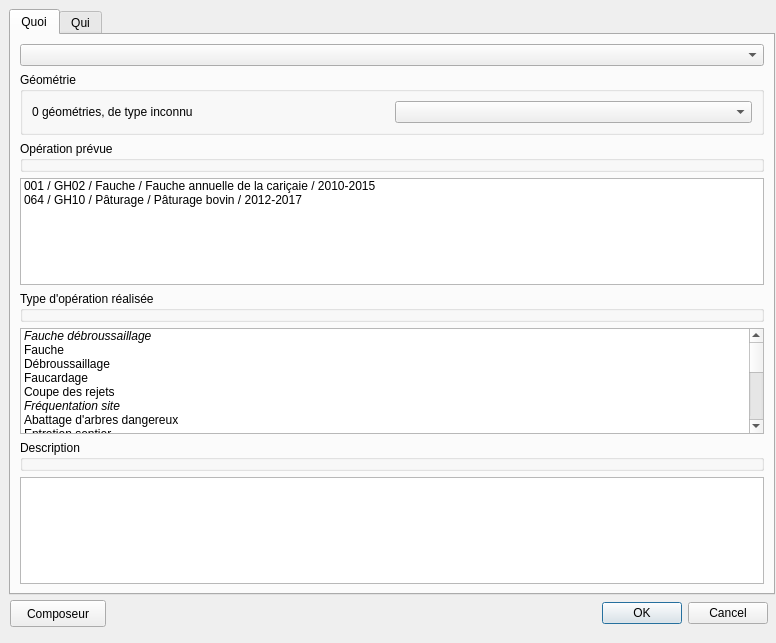
This is ui_operation.ui in VincentD/bdtravaux as Qt 5 draws it before an edit. The edited form follows.
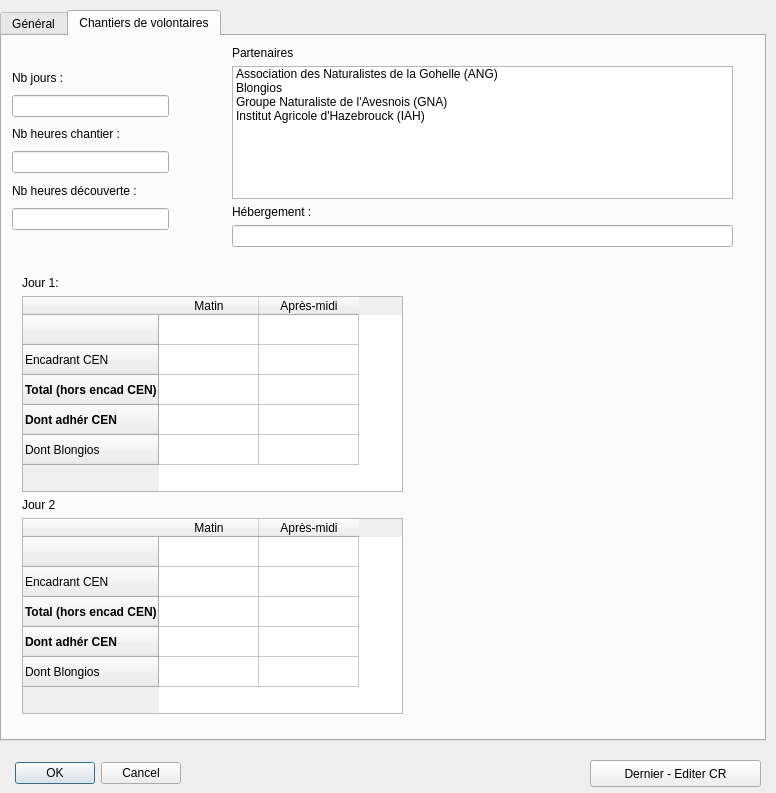
This is the edited form. The open tabs and pages were chosen to show the change.

Commit message: Etendue du canevas transférée automatiquement au composeur. Début de modification automatique des labels du composeur. Fonction sauverOpe() appelée au début de composeur() afin d'enregistrer la dernière entité avant d'ouvrir le composeur.

What changed in the file:
```diff
--- a/ui_operation.ui
+++ b/ui_operation.ui
@@ -7,19 +7,22 @@
     <x>0</x>
     <y>0</y>
     <width>776</width>
-    <height>643</height>
+    <height>793</height>
    </rect>
   </property>
   <property name="windowTitle">
    <string>Dialog</string>
   </property>
   <widget class="QTabWidget" name="tabWidget">
+   <property name="enabled">
+    <bool>true</bool>
+   </property>
    <property name="geometry">
     <rect>
-     <x>9</x>
-     <y>9</y>
+     <x>0</x>
+     <y>10</y>
      <width>766</width>
-     <height>586</height>
+     <height>731</height>
     </rect>
    </property>
    <property name="currentIndex">
@@ -27,10 +30,57 @@
    </property>
    <widget class="QWidget" name="tab_quoi">
     <attribute name="title">
-     <string>Quoi</string>
+     <string>Général</string>
     </attribute>
-    <layout class="QVBoxLayout" name="verticalLayout">
-     <item>
+    <widget class="QTextEdit" name="descriptio">
+     <property name="geometry">
+      <rect>
+       <x>10</x>
+       <y>584</y>
+       <width>744</width>
+       <height>101</height>
+      </rect>
+     </property>
+     <property name="font">
+      <font>
+       <family>Arial</family>
+       <pointsize>8</pointsize>
+       <weight>75</weight>
+       <bold>true</bold>
+      </font>
+     </property>
+     <property name="mouseTracking">
+      <bool>false</bool>
+     </property>
+     <property name="toolTip">
+      <string>description de l'opération</string>
+     </property>
+     <property name="tabStopWidth">
+      <number>255</number>
+     </property>
+    </widget>
+    <widget class="QGroupBox" name="groupBox_4">
+     <property name="geometry">
+      <rect>
+       <x>10</x>
+       <y>550</y>
+       <width>91</width>
+       <height>28</height>
+      </rect>
+     </property>
+     <property name="title">
+      <string>Description</string>
+     </property>
+    </widget>
+    <widget class="QWidget" name="layoutWidget">
+     <property name="geometry">
+      <rect>
+       <x>9</x>
+       <y>9</y>
+       <width>744</width>
+       <height>221</height>
+      </rect>
+     </property>
       <layout class="QVBoxLayout" name="verticalLayout_4">
        <item>
         <widget class="QComboBox" name="sortie"/>
@@ -38,7 +88,7 @@
        <item>
         <widget class="QGroupBox" name="groupBox">
          <property name="title">
-          <string>Géométrie</string>
+         <string>Entités sélectionnées</string>
          </property>
          <layout class="QHBoxLayout" name="horizontalLayout">
           <item>
@@ -75,14 +125,19 @@
          </item>
         </widget>
        </item>
-       <item>
-        <widget class="QGroupBox" name="groupBox_3">
-         <property name="title">
-          <string>Type d'opération réalisée</string>
-         </property>
-        </widget>
-       </item>
-       <item>
+     </layout>
+    </widget>
+    <widget class="QWidget" name="layoutWidget">
+     <property name="geometry">
+      <rect>
+       <x>10</x>
+       <y>240</y>
+       <width>741</width>
+       <height>301</height>
+      </rect>
+     </property>
+     <layout class="QGridLayout" name="gridLayout">
+      <item row="2" column="0">
         <widget class="QListWidget" name="opreal">
          <item>
           <property name="text">
@@ -244,157 +299,7 @@
          </item>
         </widget>
        </item>
-       <item>
-        <widget class="QGroupBox" name="groupBox_4">
-         <property name="title">
-          <string>Description</string>
-         </property>
-        </widget>
-       </item>
-       <item>
-        <widget class="QTextEdit" name="descriptio">
-         <property name="font">
-          <font>
-           <family>Arial</family>
-           <pointsize>8</pointsize>
-           <weight>75</weight>
-           <bold>true</bold>
-          </font>
-         </property>
-         <property name="mouseTracking">
-          <bool>false</bool>
-         </property>
-         <property name="toolTip">
-          <string>description de l'opération</string>
-         </property>
-         <property name="tabStopWidth">
-          <number>255</number>
-         </property>
-        </widget>
-       </item>
-      </layout>
-     </item>
-    </layout>
-   </widget>
-   <widget class="QWidget" name="tab_qui">
-    <attribute name="title">
-     <string>Qui</string>
-    </attribute>
-    <widget class="QLabel" name="chlbl_heurchant">
-     <property name="geometry">
-      <rect>
-       <x>300</x>
-       <y>230</y>
-       <width>151</width>
-       <height>17</height>
-      </rect>
-     </property>
-     <property name="text">
-      <string>Nb heures chantier :</string>
-     </property>
-    </widget>
-    <widget class="QLabel" name="chlbl_heurdecouv">
-     <property name="geometry">
-      <rect>
-       <x>300</x>
-       <y>290</y>
-       <width>161</width>
-       <height>17</height>
-      </rect>
-     </property>
-     <property name="text">
-      <string>Nb heures découverte :</string>
-     </property>
-    </widget>
-    <widget class="QLabel" name="chlbl_chantier">
-     <property name="geometry">
-      <rect>
-       <x>300</x>
-       <y>20</y>
-       <width>171</width>
-       <height>17</height>
-      </rect>
-     </property>
-     <property name="text">
-      <string>Chantier de volontaires</string>
-     </property>
-    </widget>
-    <widget class="QLabel" name="chlbl_partenaire">
-     <property name="geometry">
-      <rect>
-       <x>300</x>
-       <y>50</y>
-       <width>81</width>
-       <height>17</height>
-      </rect>
-     </property>
-     <property name="text">
-      <string>Partenaire</string>
-     </property>
-    </widget>
-    <widget class="QLineEdit" name="ch_nb_heur_ch">
-     <property name="geometry">
-      <rect>
-       <x>300</x>
-       <y>250</y>
-       <width>113</width>
-       <height>27</height>
-      </rect>
-     </property>
-    </widget>
-    <widget class="QComboBox" name="ch_partenaire">
-     <property name="geometry">
-      <rect>
-       <x>300</x>
-       <y>80</y>
-       <width>381</width>
-       <height>41</height>
-      </rect>
-     </property>
-     <item>
-      <property name="text">
-       <string>Association des Naturalistes de la Gohelle (ANG)</string>
-      </property>
-     </item>
-     <item>
-      <property name="text">
-       <string>Blongios</string>
-      </property>
-     </item>
-     <item>
-      <property name="text">
-       <string>Institut Agricole d'Hazebrouck (IAH)</string>
-      </property>
-     </item>
-     <item>
-      <property name="text">
-       <string>Groupe Naturaliste de l'Avesnois (GNA)</string>
-      </property>
-     </item>
-    </widget>
-    <widget class="QLabel" name="chlbl_nbjours">
-     <property name="geometry">
-      <rect>
-       <x>300</x>
-       <y>160</y>
-       <width>66</width>
-       <height>17</height>
-      </rect>
-     </property>
-     <property name="text">
-      <string>Nb jours :</string>
-     </property>
-    </widget>
-    <widget class="QLineEdit" name="ch_nb_jours">
-     <property name="geometry">
-      <rect>
-       <x>300</x>
-       <y>190</y>
-       <width>113</width>
-       <height>27</height>
-      </rect>
-     </property>
-    </widget>
+      <item row="2" column="1">
     <widget class="QListWidget" name="prestataire">
      <property name="geometry">
       <rect>
@@ -484,24 +389,274 @@
       </property>
      </item>
     </widget>
-    <widget class="QLineEdit" name="ch_nb_heur_dec">
+      </item>
+      <item row="0" column="0">
+       <widget class="QGroupBox" name="groupBox_3">
+        <property name="title">
+         <string>Type d'opération réalisée</string>
+        </property>
+       </widget>
+      </item>
+      <item row="0" column="1">
+       <widget class="QGroupBox" name="groupBox_5">
+        <property name="title">
+         <string>Opérateur</string>
+        </property>
+       </widget>
+      </item>
+     </layout>
+    </widget>
+   </widget>
+   <widget class="QWidget" name="tab_chantvol">
+    <attribute name="title">
+     <string>Chantiers de volontaires</string>
+    </attribute>
+    <widget class="QWidget" name="layoutWidget">
      <property name="geometry">
       <rect>
-       <x>300</x>
-       <y>310</y>
-       <width>113</width>
-       <height>27</height>
+       <x>10</x>
+       <y>30</y>
+       <width>157</width>
+       <height>164</height>
       </rect>
      </property>
+     <layout class="QVBoxLayout" name="verticalLayout">
+      <item>
+       <widget class="QLabel" name="chlbl_nbjours">
+        <property name="text">
+         <string>Nb jours :</string>
+        </property>
+       </widget>
+      </item>
+      <item>
+       <widget class="QLineEdit" name="ch_nb_jours"/>
+      </item>
+      <item>
+       <widget class="QLabel" name="chlbl_heurchant">
+        <property name="text">
+         <string>Nb heures chantier :</string>
+        </property>
+       </widget>
+      </item>
+      <item>
+       <widget class="QLineEdit" name="ch_nb_heur_ch"/>
+      </item>
+      <item>
+       <widget class="QLabel" name="chlbl_heurdecouv">
+        <property name="text">
+         <string>Nb heures découverte :</string>
+        </property>
+       </widget>
+      </item>
+      <item>
+       <widget class="QLineEdit" name="ch_nb_heur_dec"/>
+      </item>
+     </layout>
+    </widget>
+    <widget class="QWidget" name="layoutWidget">
+     <property name="geometry">
+      <rect>
+       <x>230</x>
+       <y>10</y>
+       <width>501</width>
+       <height>201</height>
+      </rect>
+     </property>
+     <layout class="QVBoxLayout" name="verticalLayout_2">
+      <item>
+       <widget class="QLabel" name="chlbl_partenaire">
+        <property name="text">
+         <string>Partenaires</string>
+        </property>
+       </widget>
+      </item>
+      <item>
+       <widget class="QListWidget" name="ch_partenaire">
+        <property name="selectionMode">
+         <enum>QAbstractItemView::MultiSelection</enum>
+        </property>
+        <item>
+         <property name="text">
+          <string>Association des Naturalistes de la Gohelle (ANG)</string>
+         </property>
+        </item>
+        <item>
+         <property name="text">
+          <string>Blongios</string>
+         </property>
+        </item>
+        <item>
+         <property name="text">
+          <string>Groupe Naturaliste de l'Avesnois (GNA)</string>
+         </property>
+        </item>
+        <item>
+         <property name="text">
+          <string>Institut Agricole d'Hazebrouck (IAH)</string>
+         </property>
+        </item>
+       </widget>
+      </item>
+      <item>
+       <widget class="QLabel" name="chlbl_heberg">
+        <property name="text">
+         <string>Hébergement :</string>
+        </property>
+       </widget>
+      </item>
+      <item>
+       <widget class="QLineEdit" name="ch_heberg"/>
+      </item>
+     </layout>
+    </widget>
+    <widget class="QWidget" name="layoutWidget">
+     <property name="geometry">
+      <rect>
+       <x>20</x>
+       <y>240</y>
+       <width>381</width>
+       <height>438</height>
+      </rect>
+     </property>
+     <layout class="QVBoxLayout" name="verticalLayout_3">
+      <item>
+       <widget class="QLabel" name="chlbl_nbpers_jr1">
+        <property name="text">
+         <string>Jour 1:</string>
+        </property>
+       </widget>
+      </item>
+      <item>
+       <widget class="QTableWidget" name="chtab_nbpers_jr1">
+        <row>
+         <property name="text">
+          <string/>
+         </property>
+        </row>
+        <row>
+         <property name="text">
+          <string>Encadrant CEN</string>
+         </property>
+         <property name="font">
+          <font>
+           <weight>50</weight>
+           <bold>false</bold>
+          </font>
+         </property>
+        </row>
+        <row>
+         <property name="text">
+          <string>Total (hors encad CEN)</string>
+         </property>
+         <property name="font">
+          <font>
+           <weight>75</weight>
+           <bold>true</bold>
+          </font>
+         </property>
+        </row>
+        <row>
+         <property name="text">
+          <string>Dont adhér CEN</string>
+         </property>
+         <property name="font">
+          <font>
+           <weight>75</weight>
+           <bold>true</bold>
+          </font>
+         </property>
+        </row>
+        <row>
+         <property name="text">
+          <string>Dont Blongios</string>
+         </property>
+        </row>
+        <column>
+         <property name="text">
+          <string>Matin</string>
+         </property>
+        </column>
+        <column>
+         <property name="text">
+          <string>Après-midi</string>
+         </property>
+        </column>
+       </widget>
+      </item>
+      <item>
+       <widget class="QLabel" name="chlbl_nbpers_jr2">
+        <property name="text">
+         <string>Jour 2</string>
+        </property>
+       </widget>
+      </item>
+      <item>
+       <widget class="QTableWidget" name="chtab_nbpers_jr1_2">
+        <row>
+         <property name="text">
+          <string/>
+         </property>
+        </row>
+        <row>
+         <property name="text">
+          <string>Encadrant CEN</string>
+         </property>
+         <property name="font">
+          <font>
+           <weight>50</weight>
+           <bold>false</bold>
+          </font>
+         </property>
+        </row>
+        <row>
+         <property name="text">
+          <string>Total (hors encad CEN)</string>
+         </property>
+         <property name="font">
+          <font>
+           <weight>75</weight>
+           <bold>true</bold>
+          </font>
+         </property>
+        </row>
+        <row>
+         <property name="text">
+          <string>Dont adhér CEN</string>
+         </property>
+         <property name="font">
+          <font>
+           <weight>75</weight>
+           <bold>true</bold>
+          </font>
+         </property>
+        </row>
+        <row>
+         <property name="text">
+          <string>Dont Blongios</string>
+         </property>
+        </row>
+        <column>
+         <property name="text">
+          <string>Matin</string>
+         </property>
+        </column>
+        <column>
+         <property name="text">
+          <string>Après-midi</string>
+         </property>
+        </column>
+       </widget>
+      </item>
+     </layout>
     </widget>
    </widget>
   </widget>
   <widget class="QDialogButtonBox" name="buttonBox">
    <property name="geometry">
     <rect>
-     <x>490</x>
-     <y>600</y>
-     <width>278</width>
+     <x>0</x>
+     <y>760</y>
+     <width>181</width>
      <height>27</height>
     </rect>
    </property>
@@ -515,9 +670,9 @@
   <widget class="QPushButton" name="compoButton">
    <property name="geometry">
     <rect>
-     <x>10</x>
-     <y>600</y>
-     <width>96</width>
+     <x>590</x>
+     <y>760</y>
+     <width>171</width>
      <height>27</height>
     </rect>
    </property>
@@ -525,7 +680,7 @@
     <string>&lt;html&gt;&lt;head/&gt;&lt;body&gt;&lt;p&gt;Ouvre le composeur &amp;quot;Compte-rendu d'opérations&amp;quot;&lt;/p&gt;&lt;/body&gt;&lt;/html&gt;</string>
    </property>
    <property name="text">
-    <string>Composeur</string>
+    <string>Dernier - Editer CR</string>
    </property>
   </widget>
  </widget>
```
Left out of the diff: 11 changed lines with no effect on the pictures. Lines whose indentation alone changed are shown as unchanged. The commit also changes 6 other files.
